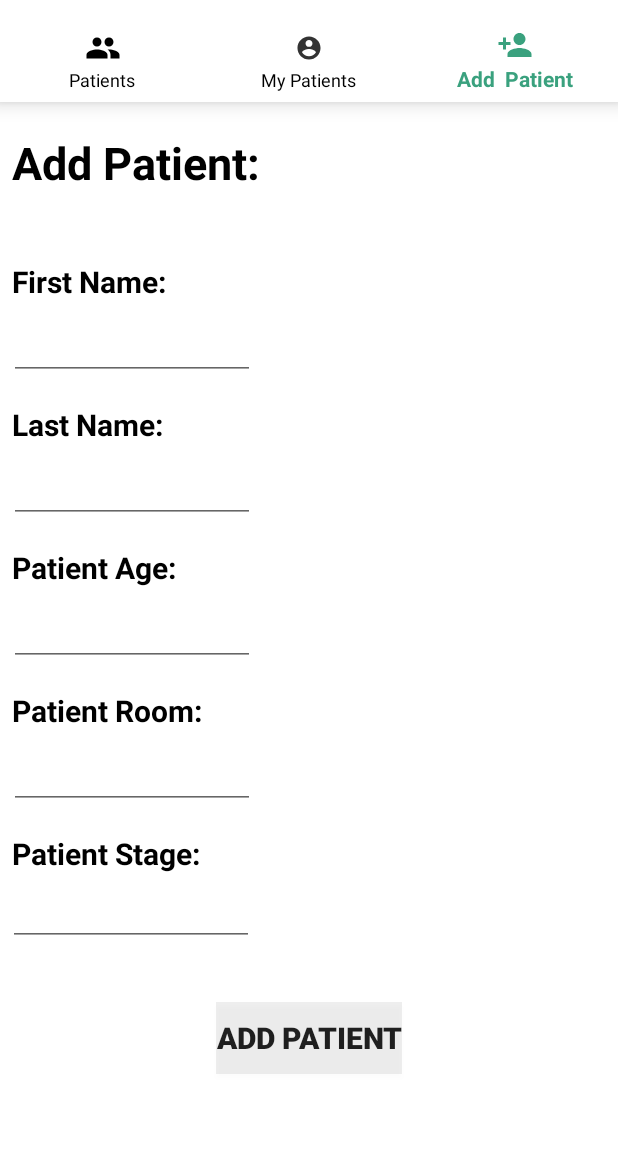
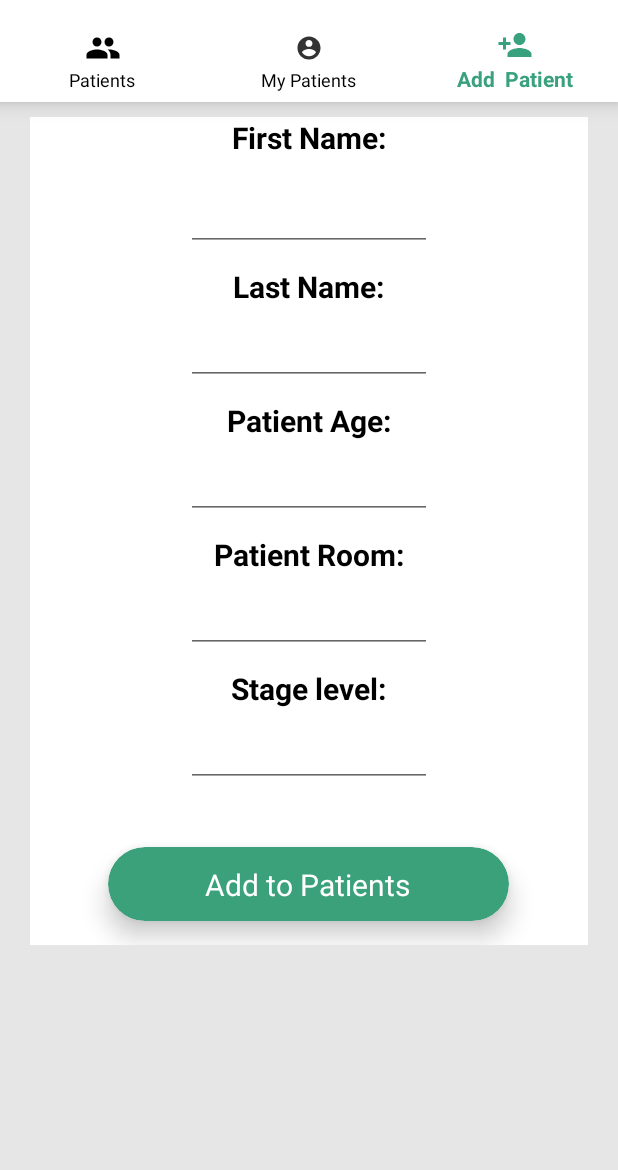
Before and after one commit to btorres136/Obstetric_Hemorrhage, an Android app: the screen it shows after launch once a user with an empty profile is signed in (MainActivity), item 3 of the bottom bar chosen, on a phone screen of 412 x 824 dp, the part 66-1236 px from its top. Run offline under Robolectric (Android 15) with nearby library versions, the phone set to English and light mode, and no system bars; our stand-ins replace Firebase (no records; nobody signed in at launch, a user with empty details on screens opened directly).

Commit message:
complete the add patient logo

```diff
--- a/app/src/main/res/layout/fragment_add_patient.xml
+++ b/app/src/main/res/layout/fragment_add_patient.xml
@@ -4,8 +4,8 @@
     xmlns:tools="http://schemas.android.com/tools"
     android:layout_width="match_parent"
     android:layout_height="match_parent"
-    tools:context=".add_patient"
-    >
+    android:background="#E6E6E6"
+    tools:context=".add_patient">
 
     <androidx.constraintlayout.widget.ConstraintLayout
         android:layout_width="match_parent"
@@ -14,208 +14,158 @@
         android:visibility="visible"
         tools:context=".LoginActivity">
 
-        <TextView
-            android:id="@+id/add_patient_screen"
-            android:layout_width="173dp"
-            android:layout_height="56dp"
-            android:layout_marginStart="8dp"
-            android:layout_marginLeft="8dp"
-            android:layout_marginTop="20dp"
-            android:layout_marginEnd="283dp"
-            android:layout_marginRight="283dp"
-            android:layout_marginBottom="30dp"
-            android:text="Add Patient:"
-            android:textColor="#000000"
-            android:textSize="30dp"
-            android:textStyle="bold"
-            app:layout_constraintBottom_toTopOf="@+id/patient_first_name"
+        <LinearLayout
+            android:id="@+id/linearLayout"
+            android:layout_width="match_parent"
+            android:layout_height="wrap_content"
+            android:layout_marginLeft="20dp"
+            android:layout_marginTop="10dp"
+            android:layout_marginRight="20dp"
+            android:layout_marginBottom="10dp"
+            android:background="#ffffff"
+            android:gravity="center"
+            android:orientation="vertical"
+            app:layout_constraintBottom_toBottomOf="parent"
             app:layout_constraintEnd_toEndOf="parent"
             app:layout_constraintHorizontal_bias="0.0"
             app:layout_constraintStart_toStartOf="parent"
             app:layout_constraintTop_toTopOf="parent"
-            app:layout_constraintVertical_bias="0.0" />
+            app:layout_constraintVertical_bias="0.047">
 
             <TextView
                 android:id="@+id/patient_first_name"
                 android:layout_width="wrap_content"
                 android:layout_height="wrap_content"
-            android:layout_marginStart="8dp"
-            android:layout_marginLeft="8dp"
-            android:layout_marginEnd="320dp"
-            android:layout_marginRight="320dp"
-            android:layout_marginBottom="4dp"
+                android:layout_marginBottom="8dp"
                 android:text="First Name:"
                 android:textColor="#000000"
                 android:textSize="20sp"
-            android:textStyle="bold"
-            app:layout_constraintBottom_toTopOf="@+id/input_firstName"
-            app:layout_constraintEnd_toEndOf="parent"
-            app:layout_constraintHorizontal_bias="0.0"
-            app:layout_constraintStart_toStartOf="parent" />
+                android:textStyle="bold" />
 
             <EditText
                 android:id="@+id/input_firstName"
                 android:layout_width="164dp"
                 android:layout_height="44dp"
-            android:layout_marginTop="8dp"
-            android:layout_marginEnd="236dp"
-            android:layout_marginRight="236dp"
                 android:ems="10"
                 android:inputType="textPersonName"
                 android:textColor="#000000"
-            app:layout_constraintEnd_toEndOf="parent"
-            app:layout_constraintStart_toStartOf="parent"
-            app:layout_constraintTop_toBottomOf="@+id/patient_first_name" />
+                android:layout_marginBottom="10dp"
+                android:layout_marginTop="10dp"/>
 
             <TextView
                 android:id="@+id/patient_last_name"
                 android:layout_width="wrap_content"
                 android:layout_height="wrap_content"
-            android:layout_marginStart="8dp"
-            android:layout_marginLeft="8dp"
-            android:layout_marginTop="16dp"
+                android:layout_marginBottom="8dp"
                 android:text="Last Name:"
+                android:textColor="#000000"
                 android:textSize="20sp"
-            android:textStyle="bold"
-            android:textColor="#000000"
-            app:layout_constraintBottom_toTopOf="@+id/input_LastName"
-            app:layout_constraintStart_toStartOf="parent"
-            app:layout_constraintTop_toBottomOf="@id/input_firstName" />
+                android:textStyle="bold" />
 
             <EditText
-            android:id="@+id/input_LastName"
+                android:id="@+id/input_lastName"
                 android:layout_width="164dp"
                 android:layout_height="44dp"
-            android:layout_marginTop="8dp"
-            android:layout_marginEnd="236dp"
-            android:layout_marginRight="236dp"
                 android:ems="10"
+                android:layout_marginBottom="10dp"
                 android:inputType="textPersonName"
-            android:textColor="#000000"
-            app:layout_constraintEnd_toEndOf="parent"
-            app:layout_constraintStart_toStartOf="parent"
-            app:layout_constraintTop_toBottomOf="@+id/patient_last_name" />
+                android:textColor="#000000" />
 
             <TextView
-            android:id="@+id/patient_Age"
+                android:id="@+id/patient_age_name"
                 android:layout_width="wrap_content"
                 android:layout_height="wrap_content"
-            android:layout_marginStart="8dp"
-            android:layout_marginLeft="8dp"
-            android:layout_marginTop="16dp"
-            android:layout_marginEnd="316dp"
-            android:layout_marginRight="316dp"
+                android:layout_marginBottom="8dp"
                 android:text="Patient Age:"
                 android:textColor="#000000"
                 android:textSize="20sp"
-            android:textStyle="bold"
-            app:layout_constraintBottom_toTopOf="@+id/input_Age"
-            app:layout_constraintEnd_toEndOf="parent"
-            app:layout_constraintHorizontal_bias="0.0"
-            app:layout_constraintStart_toStartOf="parent"
-            app:layout_constraintTop_toBottomOf="@id/input_LastName" />
+                android:textStyle="bold" />
 
             <EditText
                 android:id="@+id/input_Age"
                 android:layout_width="164dp"
                 android:layout_height="44dp"
-            android:layout_marginTop="8dp"
-            android:layout_marginEnd="115dp"
-            android:layout_marginRight="115dp"
                 android:ems="10"
+                android:layout_marginBottom="10dp"
                 android:inputType="number"
-            android:textColor="#000000"
-            app:layout_constraintEnd_toEndOf="parent"
-            app:layout_constraintHorizontal_bias="0.044"
-            app:layout_constraintStart_toStartOf="parent"
-            app:layout_constraintTop_toBottomOf="@+id/patient_Age" />
+                android:textColor="#000000" />
 
             <TextView
-            android:id="@+id/patient_Room"
+                android:id="@+id/patient_room"
                 android:layout_width="wrap_content"
                 android:layout_height="wrap_content"
-            android:layout_marginStart="8dp"
-            android:layout_marginLeft="8dp"
-            android:layout_marginTop="16dp"
-            android:layout_marginEnd="304dp"
-            android:layout_marginRight="304dp"
+                android:layout_marginBottom="8dp"
                 android:text="Patient Room:"
                 android:textColor="#000000"
                 android:textSize="20sp"
-            android:textStyle="bold"
-            app:layout_constraintBottom_toTopOf="@+id/input_Room"
-            app:layout_constraintEnd_toEndOf="parent"
-            app:layout_constraintHorizontal_bias="0.0"
-            app:layout_constraintStart_toStartOf="parent"
-            app:layout_constraintTop_toBottomOf="@id/input_Age" />
+                android:textStyle="bold" />
 
             <EditText
-            android:id="@+id/input_Room"
+                android:id="@+id/input_room"
                 android:layout_width="164dp"
                 android:layout_height="44dp"
-            android:layout_marginTop="8dp"
-            android:layout_marginEnd="115dp"
-            android:layout_marginRight="115dp"
                 android:ems="10"
+                android:layout_marginBottom="10dp"
                 android:inputType="textPersonName"
-            android:textColor="#000000"
-            app:layout_constraintEnd_toEndOf="parent"
-            app:layout_constraintHorizontal_bias="0.044"
-            app:layout_constraintStart_toStartOf="parent"
-            app:layout_constraintTop_toBottomOf="@+id/patient_Room" />
+                android:textColor="#000000" />
 
             <TextView
-            android:id="@+id/patient_Stage"
+                android:id="@+id/patient_stage"
                 android:layout_width="wrap_content"
                 android:layout_height="wrap_content"
-            android:layout_marginStart="8dp"
-            android:layout_marginLeft="8dp"
-            android:layout_marginTop="16dp"
-            android:layout_marginEnd="312dp"
-            android:layout_marginRight="312dp"
-            android:text="Patient Stage:"
+                android:layout_marginBottom="8dp"
+                android:text="Stage level:"
                 android:textColor="#000000"
                 android:textSize="20sp"
-            android:textStyle="bold"
-            app:layout_constraintBottom_toTopOf="@+id/input_Stage"
-            app:layout_constraintEnd_toEndOf="parent"
-            app:layout_constraintHorizontal_bias="0.0"
-            app:layout_constraintStart_toStartOf="parent"
-            app:layout_constraintTop_toBottomOf="@id/input_Room" />
+                android:textStyle="bold" />
 
             <EditText
                 android:id="@+id/input_Stage"
                 android:layout_width="164dp"
                 android:layout_height="44dp"
-            android:layout_marginTop="4dp"
-            android:layout_marginEnd="115dp"
-            android:layout_marginRight="115dp"
                 android:ems="10"
+                android:layout_marginBottom="10dp"
                 android:inputType="number"
-            android:textColor="#000000"
-            app:layout_constraintEnd_toEndOf="parent"
-            app:layout_constraintHorizontal_bias="0.039"
-            app:layout_constraintStart_toStartOf="parent"
-            app:layout_constraintTop_toBottomOf="@+id/patient_Stage" />
+                android:textColor="#000000" />
 
-        <Button
-            android:id="@+id/add_patient_btn"
-            android:layout_width="wrap_content"
-            android:layout_height="wrap_content"
-            android:layout_marginStart="150dp"
-            android:layout_marginLeft="150dp"
-            android:layout_marginTop="600dp"
-            android:layout_marginEnd="150dp"
-            android:layout_marginRight="150dp"
-            android:layout_marginBottom="40dp"
-            android:background="#11000000"
-            android:text="Add Patient"
-            android:textSize="20sp"
-            android:textStyle="bold"
+            <androidx.cardview.widget.CardView
+                android:id="@+id/add_to_patients"
+                android:layout_width="267dp"
+                android:layout_height="49dp"
+                android:layout_gravity="center|center_horizontal"
+                android:layout_marginStart="74dp"
+                android:layout_marginLeft="74dp"
+                android:layout_marginTop="30dp"
+                android:layout_marginEnd="74dp"
+                android:layout_marginRight="74dp"
+                android:layout_marginBottom="16dp"
+                app:cardBackgroundColor="#3aa17a"
+                app:cardCornerRadius="25dp"
+                app:cardElevation="10dp"
                 app:layout_constraintBottom_toBottomOf="parent"
                 app:layout_constraintEnd_toEndOf="parent"
                 app:layout_constraintStart_toStartOf="parent"
-            app:layout_constraintTop_toTopOf="parent" />
+                app:layout_constraintTop_toBottomOf="@+id/linearLayout">
 
+                <RelativeLayout
+                    android:layout_width="241dp"
+                    android:layout_height="wrap_content"
+                    android:layout_gravity="center|center_horizontal"
+                    android:gravity="center">
+
+                    <TextView
+                        android:id="@+id/add_to_patients_tv"
+                        android:layout_width="wrap_content"
+                        android:layout_height="wrap_content"
+                        android:layout_alignParentTop="true"
+                        android:layout_centerVertical="true"
+                        android:layout_marginTop="1dp"
+                        android:text="Add to Patients"
+                        android:textColor="#ffffff"
+                        android:textSize="20sp" />
+
+                </RelativeLayout>
+            </androidx.cardview.widget.CardView>
+        </LinearLayout>
     </androidx.constraintlayout.widget.ConstraintLayout>
 </ScrollView>
```
Also changed, not shown: app/src/main/d2icon-web.png, app/src/main/res/mipmap-hdpi/d2icon.png, app/src/main/res/mipmap-hdpi/d2icon_foreground.png, app/src/main/res/mipmap-hdpi/d2icon_round.png, app/src/main/res/mipmap-mdpi/d2icon.png, app/src/main/res/mipmap-mdpi/d2icon_foreground.png, app/src/main/res/mipmap-mdpi/d2icon_round.png, app/src/main/res/mipmap-xhdpi/d2icon.png, app/src/main/res/mipmap-xhdpi/d2icon_foreground.png, app/src/main/res/mipmap-xhdpi/d2icon_round.png, app/src/main/res/mipmap-xxhdpi/cchdpid2.png (renamed from app/src/main/res/mipmap-xxhdpi/xxhdpid2.png), app/src/main/res/mipmap-xxhdpi/d2icon.png, app/src/main/res/mipmap-xxhdpi/d2icon_foreground.png, app/src/main/res/mipmap-xxhdpi/d2icon_round.png, 3 more files. Lines whose indentation alone changed are shown as unchanged.
